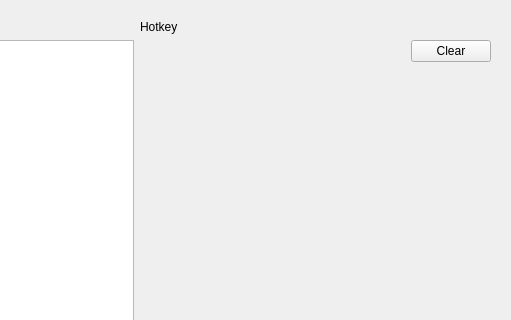
First picture: the form in GUI/SettingsDialog.ui, repository korcankaraokcu/PINCE, before the edit; both pictures show x 373 to 884 and y 0 to 320 of the 884 by 633 pixel window.
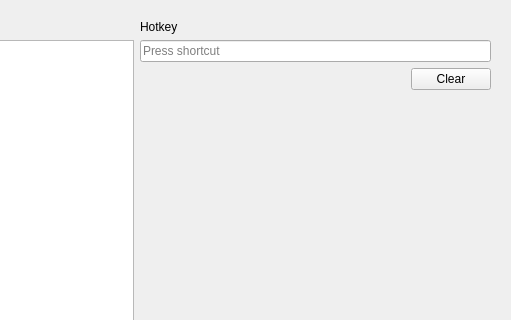
Second picture: the form after the edit. The open tabs and pages were chosen to show the change.

Commit message: Remove keySequenceEdit hack

What changed in the file:
```diff
--- a/GUI/SettingsDialog.ui
+++ b/GUI/SettingsDialog.ui
@@ -398,6 +398,9 @@
                    </property>
                   </widget>
                  </item>
+                 <item>
+                  <widget class="QKeySequenceEdit" name="keySequenceEdit_Hotkey"/>
+                 </item>
                 </layout>
                </item>
                <item>
```
The commit also changes 3 other files.
